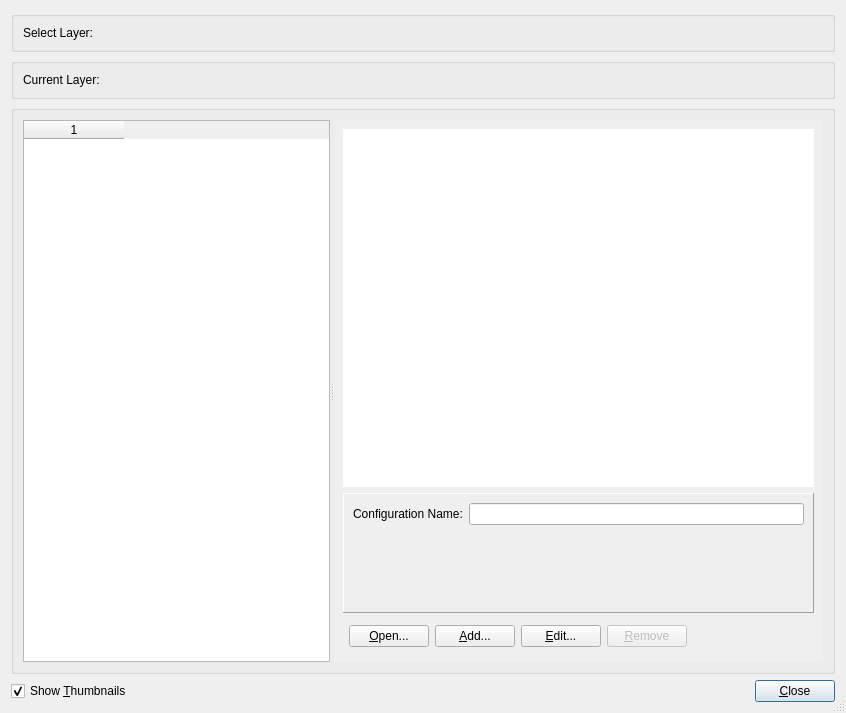
Before: the Qt Designer form src/qt-widgets/DrawStyleDialogUi.ui in GPlates/GPlates, drawn with Qt 5.
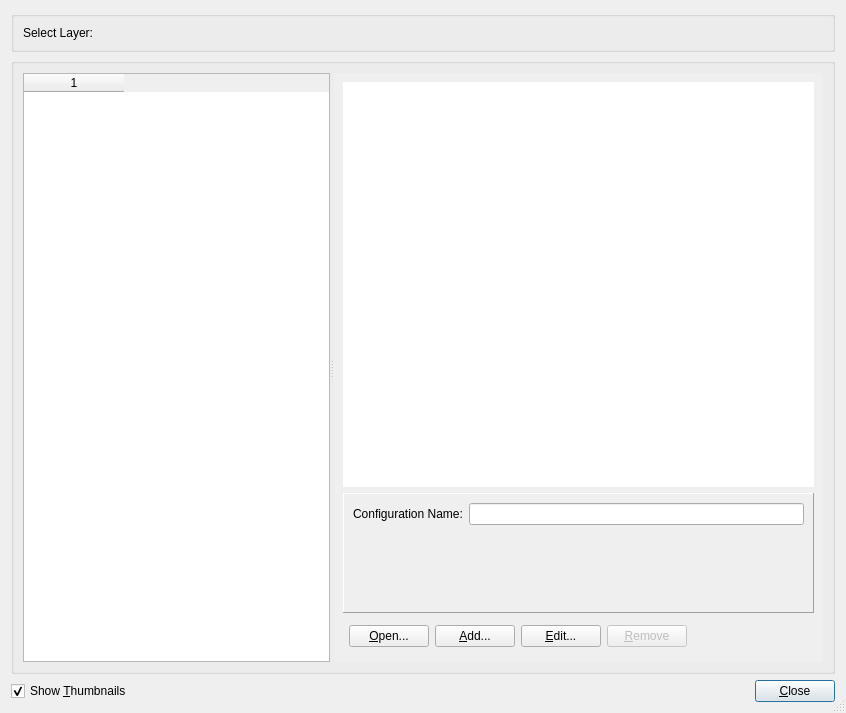
After: the same form once the commit is applied. Icons and pictures are not drawn.

Commit message: (trunk) Change the "draw style dialog" according to John's suggestion.

Patch:
```diff
--- a/src/qt-widgets/DrawStyleDialogUi.ui
+++ b/src/qt-widgets/DrawStyleDialogUi.ui
@@ -49,29 +49,6 @@
      </layout>
     </widget>
    </item>
-   <item>
-    <widget class="QGroupBox" name="current_layer_group">
-     <property name="title">
-      <string/>
-     </property>
-     <layout class="QFormLayout" name="formLayout_3">
-      <item row="0" column="0">
-       <widget class="QLabel" name="label_2">
-        <property name="text">
-         <string>Current Layer: </string>
-        </property>
-       </widget>
-      </item>
-      <item row="0" column="1">
-       <widget class="QLabel" name="current_layer_label">
-        <property name="text">
-         <string/>
-        </property>
-       </widget>
-      </item>
-     </layout>
-    </widget>
-   </item>
    <item>
     <widget class="QGroupBox" name="groupBox_2">
      <property name="title">
```
Left out of the diff: 2 changed lines with no effect on the pictures. The commit also changes 7 other files.
